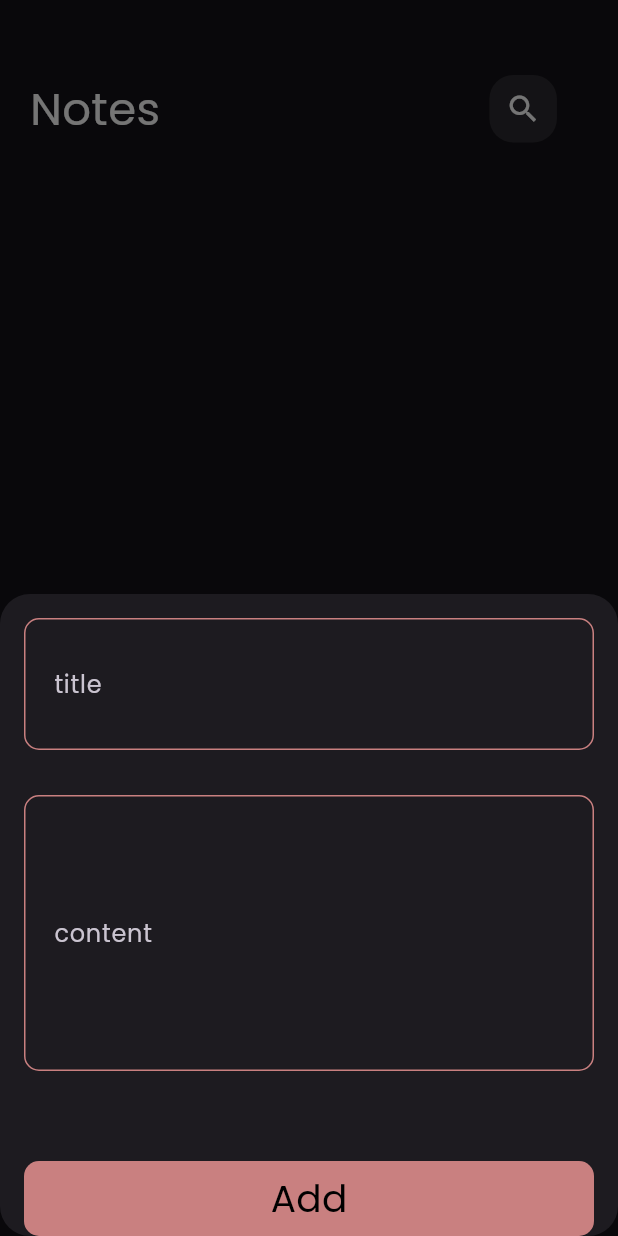
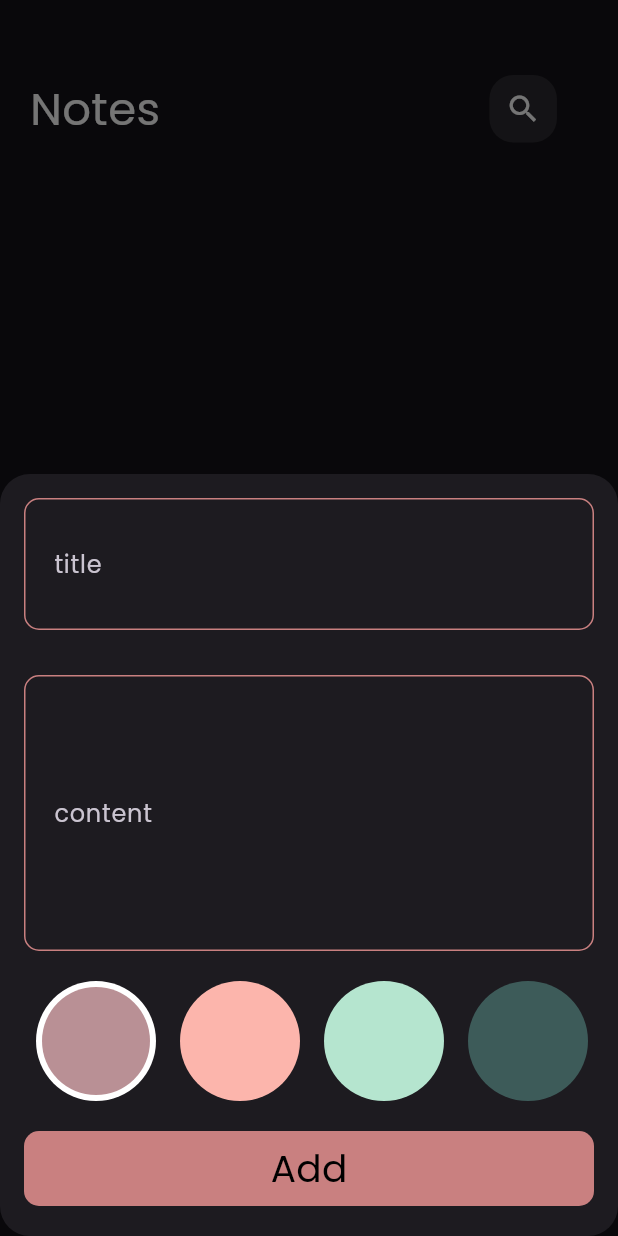
Before and after one commit to NorhanWalid2/note_app, a Flutter app: the screen it shows after launch, after a tap on the "add" icon, on a phone screen of 412 x 824 dp. Run offline on Flutter 3.47's test engine with Material 3 defaults, Android fonts, the phone set to English and light mode, and no system bars; our stand-ins replace flutter_bloc, hive, hive_flutter, modal_progress_hud_nsn; accounts and stored records are empty.

Commit message:
add color list view

```diff
--- a/lib/models/note_model.dart
+++ b/lib/models/note_model.dart
@@ -4,13 +4,13 @@ part 'note_model.g.dart'; // Ensure this line is present to link the generated c
 @HiveType(typeId: 0)
 class NoteModel extends HiveObject {
   @HiveField(0)
-  final String title;
+  String title;
   @HiveField(1)
-  final String subtitle;
+  String subtitle;
   @HiveField(2)
   final String date;
   @HiveField(3)
-  final int color;
+  int color;
 
   NoteModel(
       {required this.title,
--- a/lib/pages/widgets/add_note.dart
+++ b/lib/pages/widgets/add_note.dart
@@ -10,6 +10,7 @@ import 'package:notes_app/cubits/add_note_cubit/add_note_cubit.dart';
 import 'package:notes_app/cubits/add_note_cubit/add_note_state.dart';
 import 'package:notes_app/cubits/notes_cubit/notes_cubit.dart';
 import 'package:notes_app/models/note_model.dart';
+import 'package:notes_app/pages/widgets/color_list_view.dart';
 import 'package:notes_app/pages/widgets/custom_button.dart';
 import 'package:notes_app/pages/widgets/custom_text_field.dart';
 
@@ -98,7 +99,11 @@ class _FormAddNoteState extends State<FormAddNote> {
             maxLine: 5,
           ),
           SizedBox(
-            height: 60,
+            height: 20,
+          ),
+          ColorListView(),
+          SizedBox(
+            height: 20,
           ),
           BlocBuilder<AddNoteCubit, AddNoteState>(
             builder: (context, state) {
@@ -126,6 +131,9 @@ class _FormAddNoteState extends State<FormAddNote> {
               );
             },
           ),
+          SizedBox(
+            height: 20,
+          ),
         ],
       ),
     );
--- /dev/null
+++ b/lib/pages/widgets/color_list_view.dart
@@ -0,0 +1,69 @@
+import 'package:flutter/material.dart';
+
+class ColorListView extends StatefulWidget {
+  const ColorListView({super.key});
+
+  @override
+  State<ColorListView> createState() => _ColorListViewState();
+}
+
+class _ColorListViewState extends State<ColorListView> {
+  int currIndex = 0;
+  List<Color> color = [
+    Color(0xffb99095),
+    Color(0xfffcb5ac),
+    Color(0xffb5e5cf),
+    Color(0xff3d5b59),
+    Color(0xff65463e),
+  ];
+  @override
+  Widget build(BuildContext context) {
+    return SizedBox(
+      height: 80,
+      child: ListView.builder(
+          scrollDirection: Axis.horizontal,
+          itemCount: color.length,
+          itemBuilder: (context, index) {
+            return GestureDetector(
+              onTap: () {
+                currIndex = index;
+                setState(() {});
+              },
+              child: Padding(
+                padding: const EdgeInsets.symmetric(horizontal: 8.0),
+                child: ColorItem(
+                  color: color[index],
+                  isactive: currIndex == index,
+                ),
+              ),
+            );
+          }),
+    );
+  }
+}
+
+class ColorItem extends StatelessWidget {
+  const ColorItem({
+    super.key,
+    required this.isactive,
+    required this.color,
+  });
+  final bool isactive;
+  final Color color;
+  @override
+  Widget build(BuildContext context) {
+    return isactive
+        ? CircleAvatar(
+            radius: 40,
+            backgroundColor: Colors.white,
+            child: CircleAvatar(
+              backgroundColor: color,
+              radius: 36,
+            ),
+          )
+        : CircleAvatar(
+            backgroundColor: color,
+            radius: 40,
+          );
+  }
+}
--- a/lib/pages/widgets/custom_appbar.dart
+++ b/lib/pages/widgets/custom_appbar.dart
@@ -7,8 +7,10 @@ class CustomAppBar extends StatelessWidget {
     super.key,
     required this.text,
     this.icon,
+    this.ontab,
   });
   Widget? icon;
+  final Function()? ontab;
   @override
   Widget build(BuildContext context) {
     return Row(
@@ -31,7 +33,7 @@ class CustomAppBar extends StatelessWidget {
               color: Colors.white.withOpacity(0.1),
               borderRadius: BorderRadius.circular(16)),
           child: Center(
-            child: icon,
+            child: GestureDetector(onTap: ontab, child: icon),
           ),
         ),
       ],
--- a/lib/pages/widgets/note_card.dart
+++ b/lib/pages/widgets/note_card.dart
@@ -13,7 +13,9 @@ class NoteCard extends StatelessWidget {
     return GestureDetector(
       onTap: () {
         Navigator.push(context, MaterialPageRoute(builder: (context) {
-          return EditNote();
+          return EditNote(
+            note: note,
+          );
         }));
       },
       child: Container(
```
Also changed, not shown: lib/pages/edit_note_page.dart (+6 -3 lines), lib/pages/widgets/edit_note_body.dart (+30 -4 lines).
